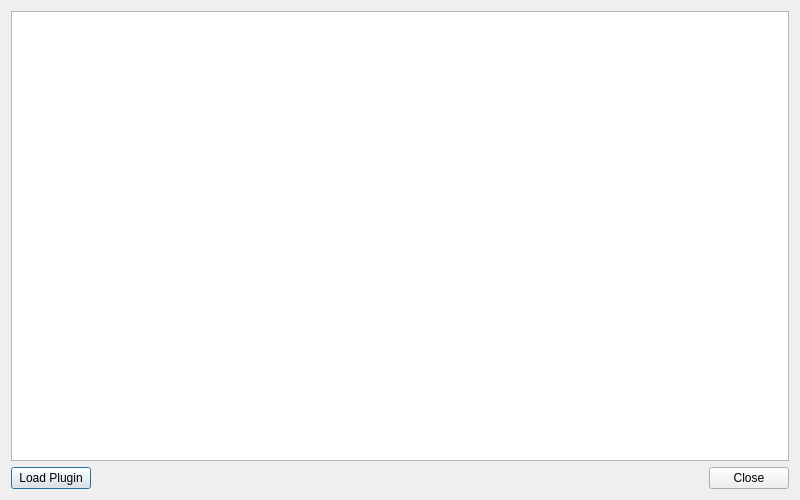
The window that worldeditor/src/managers/plugindialog/plugindialog.ui (thunder-engine/thunder) describes before a commit, drawn with Qt 5.
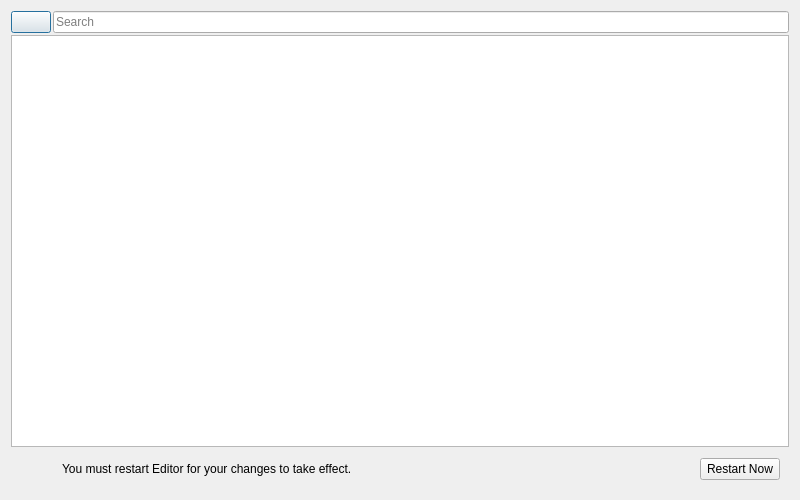
The same window after the commit. Icons and pictures are not drawn.

Commit message: Editor: Plugin management #644 (#645)

The edit to the form file:
```diff
--- a/worldeditor/src/managers/plugindialog/plugindialog.ui
+++ b/worldeditor/src/managers/plugindialog/plugindialog.ui
@@ -20,46 +20,100 @@
    <string>PlugIn Manager</string>
   </property>
   <layout class="QVBoxLayout" name="verticalLayout">
+   <property name="spacing">
+    <number>2</number>
+   </property>
    <item>
-    <widget class="QListView" name="listView"/>
-   </item>
-   <item>
-    <layout class="QHBoxLayout" name="horizontalLayout">
-     <property name="leftMargin">
-      <number>0</number>
-     </property>
+    <layout class="QHBoxLayout" name="topLayout">
      <property name="topMargin">
       <number>0</number>
      </property>
      <item>
       <widget class="QPushButton" name="loadButton">
        <property name="text">
-        <string>Load Plugin</string>
+        <string/>
+       </property>
+       <property name="icon">
+        <iconset resource="../../../res/WorldEditor.qrc">
+         <normaloff>:/Style/styles/dark/icons/plus.png</normaloff>:/Style/styles/dark/icons/plus.png</iconset>
        </property>
       </widget>
      </item>
      <item>
-      <spacer name="horizontalSpacer">
-       <property name="orientation">
-        <enum>Qt::Horizontal</enum>
-       </property>
-       <property name="sizeHint" stdset="0">
-        <size>
-         <width>40</width>
-         <height>20</height>
-        </size>
-       </property>
-      </spacer>
-     </item>
-     <item>
-      <widget class="QPushButton" name="closeButton">
-       <property name="text">
-        <string>Close</string>
+      <widget class="QLineEdit" name="lineEdit">
+       <property name="placeholderText">
+        <string>Search</string>
        </property>
       </widget>
      </item>
     </layout>
    </item>
+   <item>
+    <widget class="QListView" name="listView"/>
+   </item>
+   <item>
+    <widget class="QWidget" name="notification" native="true">
+     <property name="styleSheet">
+      <string notr="true"/>
+     </property>
+     <layout class="QHBoxLayout" name="horizontalLayout_3">
+      <property name="spacing">
+       <number>10</number>
+      </property>
+      <item>
+       <widget class="QLabel" name="warningIcon">
+        <property name="sizePolicy">
+         <sizepolicy hsizetype="Minimum" vsizetype="Preferred">
+          <horstretch>0</horstretch>
+          <verstretch>0</verstretch>
+         </sizepolicy>
+        </property>
+        <property name="maximumSize">
+         <size>
+          <width>32</width>
+          <height>32</height>
+         </size>
+        </property>
+        <property name="text">
+         <string/>
+        </property>
+        <property name="pixmap">
+         <pixmap resource="../../../res/WorldEditor.qrc">:/Images/message/Warning.png</pixmap>
+        </property>
+        <property name="scaledContents">
+         <bool>true</bool>
+        </property>
+       </widget>
+      </item>
+      <item>
+       <widget class="QLabel" name="label">
+        <property name="sizePolicy">
+         <sizepolicy hsizetype="Preferred" vsizetype="Preferred">
+          <horstretch>0</horstretch>
+          <verstretch>0</verstretch>
+         </sizepolicy>
+        </property>
+        <property name="text">
+         <string>You must restart Editor for your changes to take effect.</string>
+        </property>
+       </widget>
+      </item>
+      <item>
+       <widget class="QPushButton" name="restartButton">
+        <property name="sizePolicy">
+         <sizepolicy hsizetype="Maximum" vsizetype="Fixed">
+          <horstretch>0</horstretch>
+          <verstretch>0</verstretch>
+         </sizepolicy>
+        </property>
+        <property name="text">
+         <string>Restart Now</string>
+        </property>
+       </widget>
+      </item>
+     </layout>
+    </widget>
+   </item>
   </layout>
  </widget>
  <resources/>
```
Left out of the diff: 5 changed lines with no effect on the pictures. The commit also changes 18 other files.
